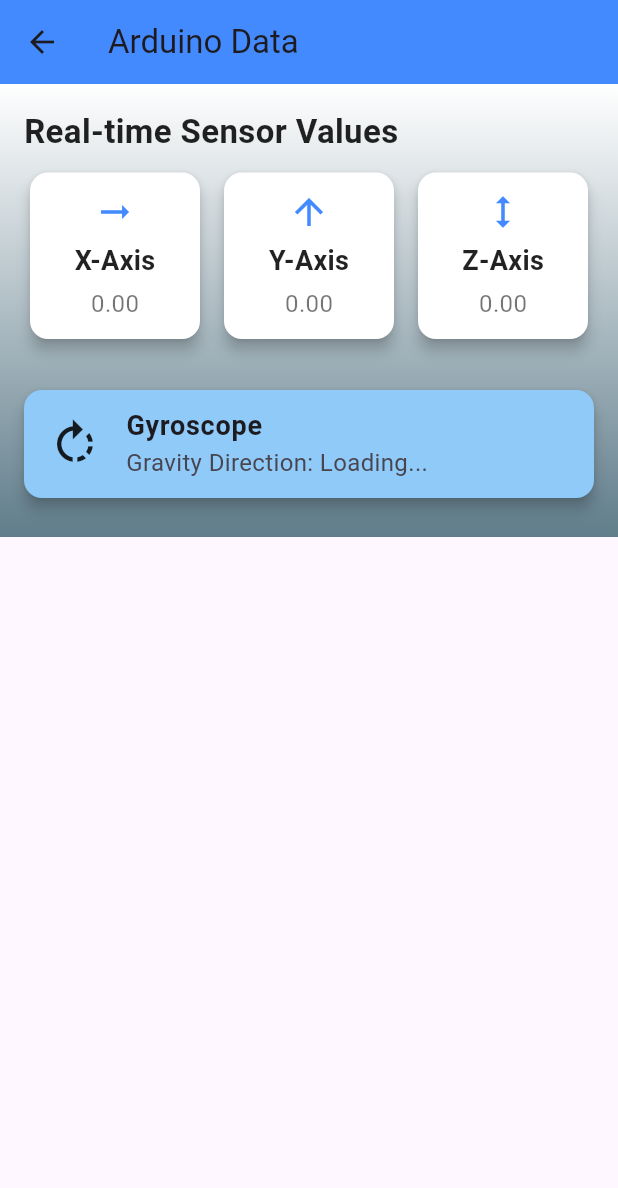
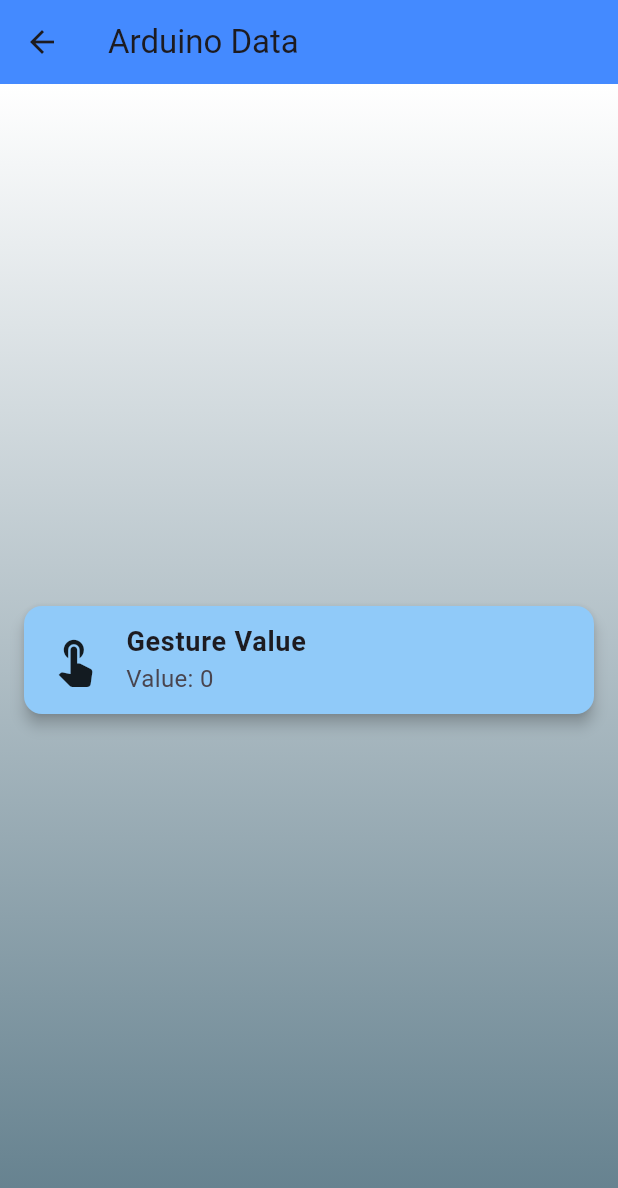
Before and after one commit to JamesMWaller/MobileAndUbiquitousComputing, a Flutter app: the screen it shows after launch, after a tap on "Variables data", on a phone screen of 412 x 824 dp. Shown: the top 1188 px of the screen. Run offline on Flutter 3.47's test engine with Material 3 defaults, Android fonts, the light colour scheme and no system bars; our stand-ins replace curved_navigation_bar, fl_chart, flutter_blue_plus, image_picker, permission_handler.

Commit message:
Finished work on arduino

```diff
--- a/flutter_ble/lib/Bluetooth/my_bluetooth_service.dart
+++ b/flutter_ble/lib/Bluetooth/my_bluetooth_service.dart
@@ -1,160 +1,99 @@
 import 'dart:async';
 import 'package:flutter_blue_plus/flutter_blue_plus.dart' as fbp;
+import 'package:permission_handler/permission_handler.dart';
 
 class MyBluetoothService {
   static final MyBluetoothService _instance = MyBluetoothService._internal();
   factory MyBluetoothService() => _instance;
-
-
-
-
-
-
 
   MyBluetoothService._internal();
 
   final String targetDeviceName = "Team2Arduino";
 
   fbp.BluetoothDevice? _device;
-  List<fbp.BluetoothService> _services = [];
-  fbp.BluetoothCharacteristic? _xCharacteristic;
-  fbp.BluetoothCharacteristic? _yCharacteristic;
-  fbp.BluetoothCharacteristic? _zCharacteristic;
+  fbp.BluetoothCharacteristic? gestureCharacteristic;
 
-  // Declarar las características BLE del giroscopio
-  fbp.BluetoothCharacteristic? _gyroXCharacteristic;
-  fbp.BluetoothCharacteristic? _gyroYCharacteristic;
-  fbp.BluetoothCharacteristic? _gyroZCharacteristic;
+  final StreamController<int> _gestureStreamController = StreamController<int>.broadcast();
+  Stream<int> get gestureStream => _gestureStreamController.stream;
 
-
-  fbp.BluetoothCharacteristic? get rollCharacteristic => _rollCharacteristic;
-  fbp.BluetoothCharacteristic? get pitchCharacteristic => _pitchCharacteristic;
-  fbp.BluetoothCharacteristic? get yawCharacteristic => _yawCharacteristic;
-
-  fbp.BluetoothCharacteristic? get gyroXCharacteristic => _gyroXCharacteristic;
-  fbp.BluetoothCharacteristic? get gyroYCharacteristic => _gyroYCharacteristic;
-  fbp.BluetoothCharacteristic? get gyroZCharacteristic => _gyroZCharacteristic;
-
-  fbp.BluetoothCharacteristic? get xCharacteristic => _xCharacteristic;
-  fbp.BluetoothCharacteristic? get yCharacteristic => _yCharacteristic;
-  fbp.BluetoothCharacteristic? get zCharacteristic => _zCharacteristic;
-
-
-
-  final StreamController<String> _gravityStreamController = StreamController<String>.broadcast();
-
-  Stream<String> get gravityDirectionStream => _gravityStreamController.stream;
-
-  Timer? _gravityTimer;
-
-  bool get isConnected => _device != null && _xCharacteristic != null && _yCharacteristic != null && _zCharacteristic != null;
-
-  fbp.BluetoothCharacteristic? _rollCharacteristic;
-  fbp.BluetoothCharacteristic? _pitchCharacteristic;
-  fbp.BluetoothCharacteristic? _yawCharacteristic;
+  bool get isConnected => _device != null && gestureCharacteristic != null;
 
   Future<bool> connectToDevice() async {
-    var subscription = fbp.FlutterBluePlus.onScanResults.listen(
-          (results) async {
-        for (fbp.ScanResult result in results) {
-          if (result.device.platformName == targetDeviceName) {
-            fbp.FlutterBluePlus.stopScan();
-            try {
-              await result.device.connect();
-              _services = await result.device.discoverServices();
-              _device = result.device;
-              print("Connected to device");
+    print("Requesting permissions...");
+    await _requestPermissions();
 
-              for (var service in _services) {
-                for (var char in service.characteristics) {
-                  if (char.uuid == fbp.Guid('2A19')) {
-                    _xCharacteristic = char;
-                  } else if (char.uuid == fbp.Guid('2A20')) {
-                    _yCharacteristic = char;
-                  } else if (char.uuid == fbp.Guid('2A21')) {
-                    _zCharacteristic = char;
-                  }
-                  if (char.uuid == fbp.Guid('2A22')) _rollCharacteristic = char;
-                  if (char.uuid == fbp.Guid('2A23')) _pitchCharacteristic = char;
-                  if (char.uuid == fbp.Guid('2A24')) _yawCharacteristic = char;
+    print("Starting scan...");
+    fbp.FlutterBluePlus.startScan(timeout: const Duration(seconds: 5));
 
+    // Listen for scan results
+    var subscription = fbp.FlutterBluePlus.onScanResults.listen((results) async {
+      for (fbp.ScanResult result in results) {
+        print("Found device: ${result.device.platformName}");
+
+        if (result.device.platformName == targetDeviceName) {
+          print("Target device found! Stopping scan...");
+          fbp.FlutterBluePlus.stopScan();
+
+          try {
+            await result.device.connect();
+            _device = result.device;
+            print("Connected to $targetDeviceName");
+
+            // Discover services AFTER connecting
+            await Future.delayed(const Duration(seconds: 2));
+            List<fbp.BluetoothService> services = await _device!.discoverServices();
+
+            for (var service in services) {
+              for (var char in service.characteristics) {
+                if (char.uuid == fbp.Guid('2A19')) {
+                  gestureCharacteristic = char;
+                  await gestureCharacteristic!.setNotifyValue(true);
+                  print("Subscribed to gesture notifications");
+
+                  // Listen for data
+                  gestureCharacteristic!.value.listen(_onGestureDataReceived);
                 }
               }
-
-              if (isConnected) {
-                startGravityUpdates();
-              }
-
-            } catch (e) {
-              print("Error connecting: $e");
             }
+          } catch (e) {
+            print("Connection failed: $e");
           }
         }
-      },
-      onError: (e) => print("Scan Error: $e"),
-    );
+      }
+    });
 
+    // Stop listening after scan completes
     fbp.FlutterBluePlus.cancelWhenScanComplete(subscription);
-    await fbp.FlutterBluePlus.startScan();
+
+    // Wait for connection
     await Future.delayed(const Duration(seconds: 5));
-
     return isConnected;
   }
 
-  Future<void> startGravityUpdates() async {
-    while (true) {
-      String direction = await getGravityDirection();
-      _gravityStreamController.add(direction);
-      await Future.delayed(Duration(seconds: 1));
+  Future<void> _requestPermissions() async {
+    if (await Permission.bluetooth.isDenied) {
+      await Permission.bluetooth.request();
+    }
+    if (await Permission.bluetoothScan.isDenied) {
+      await Permission.bluetoothScan.request();
+    }
+    if (await Permission.bluetoothConnect.isDenied) {
+      await Permission.bluetoothConnect.request();
+    }
+    if (await Permission.location.isDenied) {
+      await Permission.location.request();
     }
   }
 
-  Future<String> getGravityDirection() async {
-    if (!isConnected) return "NaN";
-
-    try {
-      var xRaw = await _xCharacteristic!.read();
-      var yRaw = await _yCharacteristic!.read();
-      var zRaw = await _zCharacteristic!.read();
-
-      double x = _convertRawData(xRaw);
-      double y = _convertRawData(yRaw);
-      double z = _convertRawData(zRaw);
-
-
-      return _determineGravityDirection(x, y, z);
-    } catch (e) {
-      print("Error reading characteristics: $e");
-      return "NaN";
-    }
-  }
-
-  double _convertRawData(List<int> rawData) {
-    if (rawData.isEmpty) return 0.0;
-    return rawData[0].toDouble();  // Assuming single-byte integer values (modify if needed)
-  }
-
-  String _determineGravityDirection(double x, double y, double z) {
-
-    double absX = x-40;
-    double absY = y-40;
-    double absZ = z-40;
-
-    absX = absX.abs();
-    absY = absY.abs();
-    absZ = absZ.abs();
-
-
-    if (absX > absY && absX > absZ) {
-      return "X";
-    } else if (absY > absX && absY > absZ) {
-      return "Y";
-    } else {
-      return "Z";
+  void _onGestureDataReceived(List<int> data) {
+    if (data.isNotEmpty) {
+      int gestureIndex = data[0]; // Assuming single-byte gesture index
+      _gestureStreamController.add(gestureIndex);
+      print("Received gesture index: $gestureIndex");
     }
   }
 
   void dispose() {
-    _gravityStreamController.close();
+    _gestureStreamController.close();
   }
 }
--- a/flutter_ble/lib/NavToolBar/Items/arduino_data_display.dart
+++ b/flutter_ble/lib/NavToolBar/Items/arduino_data_display.dart
@@ -10,37 +10,24 @@
 
 class _ArduinoDataDisplayState extends State<ArduinoDataDisplay> {
   final MyBluetoothService _bluetoothService = MyBluetoothService();
-
-  double x = 0.0;
-  double y = 0.0;
-  double z = 0.0;
+  int gestureValue = 0;
 
   @override
   void initState() {
     super.initState();
     _bluetoothService.connectToDevice().then((connected) {
       if (connected) {
-        _updateSensorData();
+        _updateGestureData();
       }
     });
   }
 
-  Future<void> _updateSensorData() async {
+  Future<void> _updateGestureData() async {
     while (mounted) {
-      // Read the gravity direction (even if you don't need to set it here)
-      String gravityDirection = await _bluetoothService.getGravityDirection();
-
-      // Read raw data from characteristics
-      var xRaw = await _bluetoothService.xCharacteristic?.read() ?? [0];
-      var yRaw = await _bluetoothService.yCharacteristic?.read() ?? [0];
-      var zRaw = await _bluetoothService.zCharacteristic?.read() ?? [0];
-
+      var rawData = await _bluetoothService.gestureCharacteristic?.read() ?? [0];
       setState(() {
-        x = xRaw[0].toDouble();
-        y = yRaw[0].toDouble();
-        z = zRaw[0].toDouble();
+        gestureValue = rawData[0];
       });
-
       await Future.delayed(const Duration(seconds: 1));
     }
   }
@@ -68,80 +55,14 @@
         ),
         child: Padding(
           padding: const EdgeInsets.all(16.0),
-          child: SingleChildScrollView(
-            child: Column(
-              crossAxisAlignment: CrossAxisAlignment.start,
-              children: [
-                const Text(
-                  'Real-time Sensor Values',
-                  style: TextStyle(
-                    fontSize: 22,
-                    fontWeight: FontWeight.bold,
-                    color: Colors.black87,
+          child: Center(
+            child: _buildDataCard(
+              "Gesture Value",
+              "Value: $gestureValue",
+              icon: Icons.touch_app,
+              cardColor: Colors.blue.shade200,
             ),
           ),
-                const SizedBox(height: 8),
-                Row(
-                  children: [
-                    Expanded(
-                        child:
-                            _buildAxisCard("X-Axis", x, Icons.arrow_right_alt)),
-                    const SizedBox(width: 8),
-                    Expanded(
-                        child: _buildAxisCard("Y-Axis", y, Icons.arrow_upward)),
-                    const SizedBox(width: 8),
-                    Expanded(child: _buildAxisCard("Z-Axis", z, Icons.height)),
-                  ],
-                ),
-                const SizedBox(height: 20),
-                StreamBuilder<String>(
-                  stream: _bluetoothService.gravityDirectionStream,
-                  builder: (context, snapshot) {
-                    String gravityDirection = snapshot.data ?? "Loading...";
-                    return _buildDataCard(
-                      "Gyroscope",
-                      "Gravity Direction: $gravityDirection",
-                      icon: Icons.rotate_right,
-                      cardColor: Colors.blue.shade200,
-                    );
-                  },
-                ),
-              ],
-            ),
-          ),
-        ),
-      ),
-    );
-  }
-
-  Widget _buildAxisCard(String axisLabel, double value, IconData icon) {
-    return Card(
-      elevation: 4,
-      color: Colors.white,
-      shape: RoundedRectangleBorder(borderRadius: BorderRadius.circular(12)),
-      child: Padding(
-        padding: const EdgeInsets.symmetric(vertical: 12, horizontal: 8),
-        child: Column(
-          children: [
-            Icon(icon, size: 28, color: Colors.blueAccent),
-            const SizedBox(height: 6),
-            Text(
-              axisLabel,
-              style: const TextStyle(
-                fontWeight: FontWeight.bold,
-                fontSize: 18,
-                color: Colors.black87,
-              ),
-            ),
-            const SizedBox(height: 4),
-            Text(
-              value.toStringAsFixed(2),
-              style: const TextStyle(
-                fontSize: 16,
-                color: Colors.black54,
-              ),
-            ),
-          ],
         ),
       ),
     );
--- a/flutter_ble/lib/home_page.dart
+++ b/flutter_ble/lib/home_page.dart
@@ -4,6 +4,7 @@
 import 'Bluetooth/my_bluetooth_service.dart';
 import 'NavToolBar/Items/arduino_data_display.dart';
 import 'NavToolBar/bottom_nav_bar.dart';
+
 
 class HomePage extends StatefulWidget {
   const HomePage({Key? key}) : super(key: key);
```
Also changed, not shown: 2 other files. Lines whose indentation alone changed are shown as unchanged.
